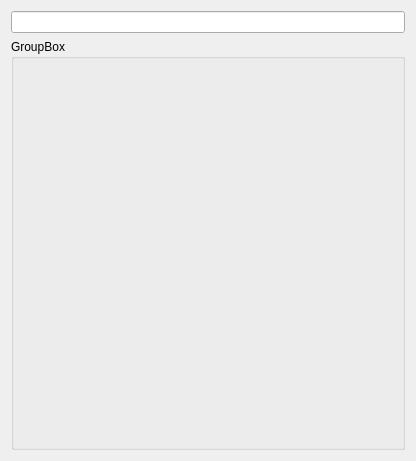
CreativeMetalCat/VisualEditor, file VisualEditor/JSONObjectWidget.ui: the form before one commit.
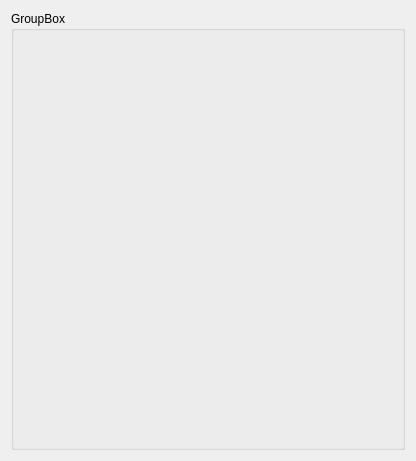
The form after the commit.

The edit to the form file:
```diff
--- a/VisualEditor/JSONObjectWidget.ui
+++ b/VisualEditor/JSONObjectWidget.ui
@@ -13,8 +13,11 @@
   <property name="windowTitle">
    <string>JSONObjectWidget</string>
   </property>
+  <property name="autoFillBackground">
+   <bool>false</bool>
+  </property>
   <layout class="QGridLayout" name="gridLayout">
-   <item row="1" column="0">
+   <item row="0" column="0">
     <widget class="QGroupBox" name="groupBox">
      <property name="title">
       <string>GroupBox</string>
@@ -39,9 +42,6 @@
      </layout>
     </widget>
    </item>
-   <item row="0" column="0">
-    <widget class="QLineEdit" name="lineEdit"/>
-   </item>
   </layout>
  </widget>
  <layoutdefault spacing="6" margin="11"/>
```
Left out of the diff: 6 changed lines with no effect on the pictures.
